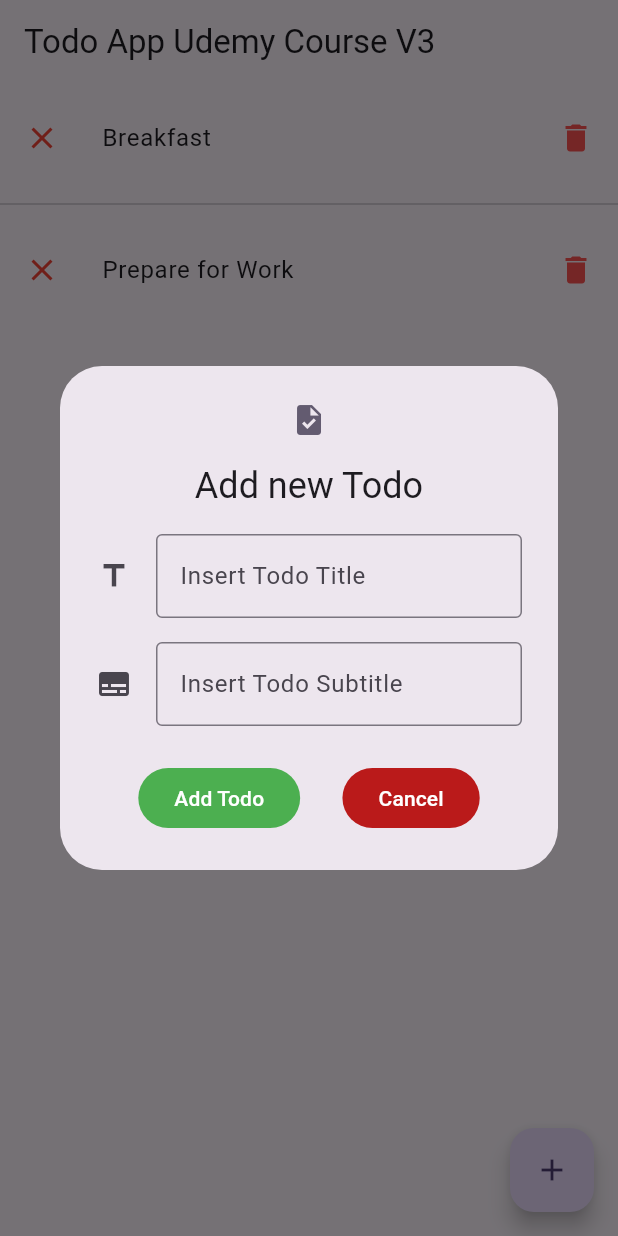
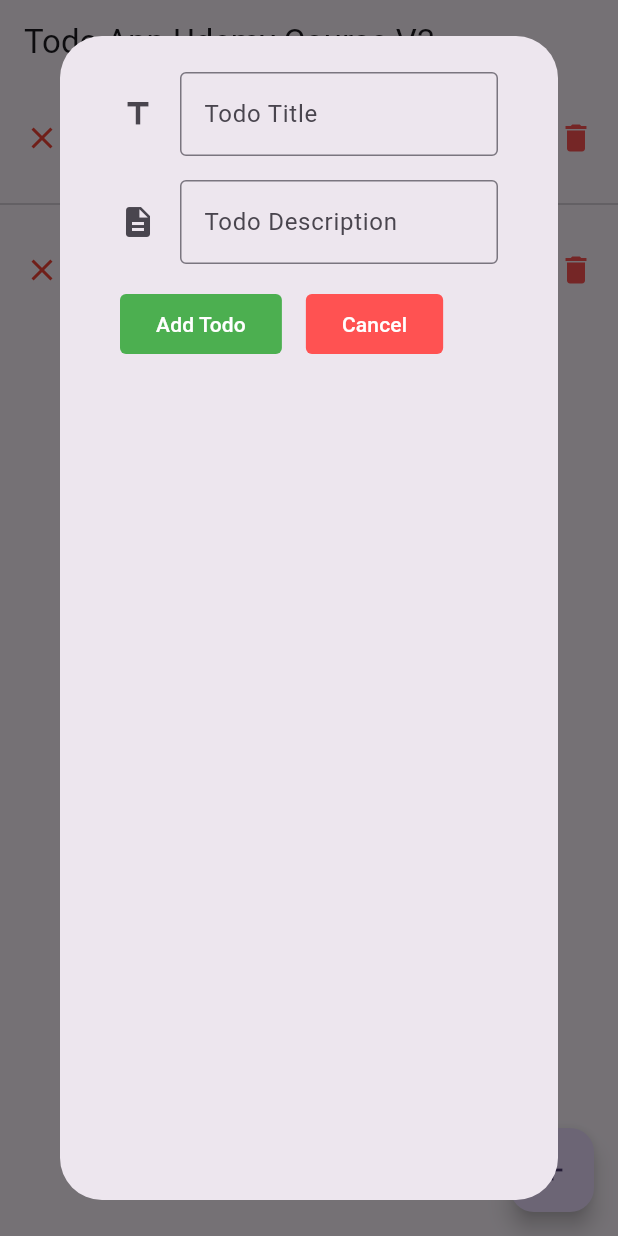
Before and after one commit to Kamil-Malik/todo-flutter, a Flutter app: the screen it shows after launch, after a tap on the "close" icon, after a tap on the "delete" icon, after a tap on the "add" icon, on a phone screen of 412 x 824 dp. Run offline on Flutter 3.47's test engine with Material 2 defaults, Android fonts, the phone set to English and light mode, and no system bars.

Commit message:
Modified V3

```diff
--- /dev/null
+++ b/lib/ui/add_todo.dart
@@ -0,0 +1,99 @@
+import 'package:flutter/material.dart';
+import 'package:todoapp/model/todos_model.dart';
+
+class AddTodo extends StatefulWidget {
+  const AddTodo({super.key});
+
+  @override
+  State createState() => _AddTodoState();
+}
+
+class _AddTodoState extends State<AddTodo> {
+  final TextEditingController titleController = TextEditingController();
+  final TextEditingController descriptionController = TextEditingController();
+
+  _finish() {
+    final todo = Todo(
+        todoTitle: titleController.text,
+        todoSubtitle: descriptionController.text);
+    Navigator.pop(context, todo);
+  }
+
+  @override
+  Widget build(BuildContext context) {
+    return AlertDialog(
+      content: Padding(
+        padding: const EdgeInsets.fromLTRB(16, 8, 16, 8),
+        child: Column(
+          children: [
+            TextField(
+                controller: titleController,
+                decoration: const InputDecoration(
+                  icon: Icon(Icons.title),
+                  label: Text('Todo Title'),
+                  hintText: 'Washing Dishes',
+                  border: OutlineInputBorder(
+                    borderRadius: BorderRadius.all(Radius.circular(4)),
+                  ),
+                )),
+            const SizedBox(
+              height: 16,
+            ),
+            TextField(
+              controller: descriptionController,
+              decoration: const InputDecoration(
+                icon: Icon(Icons.description),
+                label: Text('Todo Description'),
+                hintText: 'Wash the dishes after having lunch',
+                border: OutlineInputBorder(
+                  borderRadius: BorderRadius.all(Radius.circular(4)),
+                ),
+              ),
+            ),
+            const SizedBox(
+              height: 16,
+            ),
+            Center(
+              child: Row(
+                children: [
+                  FilledButton(
+                    onPressed: _finish,
+                    style: FilledButton.styleFrom(
+                        backgroundColor: Colors.green,
+                        surfaceTintColor: Colors.white,
+                        shape: const RoundedRectangleBorder(
+                            borderRadius:
+                                BorderRadius.all(Radius.circular(4)))),
+                    child: const Text('Add Todo'),
+                  ),
+                  const SizedBox(width: 16),
+                  FilledButton(
+                      onPressed: _finish,
+                      style: FilledButton.styleFrom(
+                          backgroundColor: Colors.redAccent,
+                          surfaceTintColor: Colors.white,
+                          shape: const RoundedRectangleBorder(
+                              borderRadius:
+                                  BorderRadius.all(Radius.circular(4)))),
+                      child: const Text('Cancel'))
+                ],
+              ),
+            )
+          ],
+        ),
+      ),
+    );
+  }
+
+  @override
+  void initState() {
+    super.initState();
+  }
+
+  @override
+  void dispose() {
+    titleController.dispose();
+    descriptionController.dispose();
+    super.dispose();
+  }
+}
--- a/lib/ui/home.dart
+++ b/lib/ui/home.dart
@@ -1,4 +1,5 @@
 import 'package:flutter/material.dart';
+import 'package:todoapp/ui/add_todo.dart';
 import 'package:todoapp/ui/detail_screen.dart';
 
 import '../model/todos_model.dart';
@@ -19,77 +20,14 @@ class _MyHomePageState extends State<MyHomePage> {
         todoSubtitle: 'Prepare every needs for work including coffee')
   ];
 
-  _showDialog() {
-    showDialog(
-        context: context,
-        builder: (BuildContext context) {
-          TextEditingController titleController = TextEditingController();
-          TextEditingController subtitleController = TextEditingController();
-
-          return AlertDialog(
-            title: const Text('Add new Todo'),
-            content: IntrinsicHeight(
-                child: SizedBox(
-              width: double.maxFinite,
-              child: Column(
-                children: [
-                  TextField(
-                      keyboardType: TextInputType.multiline,
-                      maxLines: null,
-                      controller: titleController,
-                      decoration: const InputDecoration(
-                          hintText: 'Todo Title',
-                          icon: Icon(Icons.title),
-                          label: Text('Insert Todo Title'),
-                          border: OutlineInputBorder())),
-                  const SizedBox(height: 16),
-                  TextField(
-                    keyboardType: TextInputType.multiline,
-                    maxLines: null,
-                    controller: subtitleController,
-                    decoration: const InputDecoration(
-                        hintText: 'Todo Subtitles',
-                        icon: Icon(Icons.subtitles),
-                        label: Text('Insert Todo Subtitle'),
-                        border: OutlineInputBorder()),
-                  )
-                ],
-              ),
-            )),
-            actions: [
-              Row(
-                crossAxisAlignment: CrossAxisAlignment.center,
-                mainAxisAlignment: MainAxisAlignment.spaceEvenly,
-                children: [
-                  FilledButton(
-                      onPressed: () {
-                        setState(() {
-                          _todos.add(Todo(
-                              todoTitle: titleController.text,
-                              todoSubtitle: subtitleController.text));
-                        });
-                        Navigator.of(context).pop();
-                      },
-                      style: FilledButton.styleFrom(
-                          backgroundColor: Colors.green,
-                          surfaceTintColor: Colors.white),
-                      child: const Text('Add Todo')),
-                  FilledButton(
-                    onPressed: () {
-                      Navigator.of(context).pop();
-                    },
-                    style: FilledButton.styleFrom(
-                        backgroundColor: Theme.of(context).colorScheme.error,
-                        surfaceTintColor:
-                            Theme.of(context).colorScheme.onError),
-                    child: const Text('Cancel'),
-                  )
-                ],
-              )
-            ],
-            icon: const Icon(Icons.task),
-          );
-        });
+  _addTodo() async {
+    final result = await showDialog(
+        context: context, builder: (context) => const AddTodo());
+    if (result.todoTitle.isEmpty || result.todoSubtitle.isEmpty) {
+      return;
+    } else {
+      setState(() => _todos.add(result));
+    }
   }
 
   @override
@@ -113,9 +51,8 @@ class _MyHomePageState extends State<MyHomePage> {
               tooltip: 'Todo Status',
               icon: Icon(todo.todoStatus ? Icons.check : Icons.close,
                   color: todo.todoStatus ? Colors.green : Colors.red),
-              onPressed: () => setState(() {
-                _todos[index].todoStatus = todo.todoStatus ? false : true;
-              }),
+              onPressed: () => setState(
+                  () => todo.todoStatus = todo.todoStatus ? false : true),
             ),
             trailing: IconButton(
               tooltip: 'Delete Todo',
@@ -123,9 +60,7 @@ class _MyHomePageState extends State<MyHomePage> {
                 Icons.delete,
                 color: Colors.redAccent,
               ),
-              onPressed: () => setState(() {
-                _todos.remove(todo);
-              }),
+              onPressed: () => setState(() => _todos.remove(todo)),
             ),
             onTap: () {
               Navigator.push(
@@ -143,7 +78,7 @@ class _MyHomePageState extends State<MyHomePage> {
         },
       ),
       floatingActionButton: FloatingActionButton(
-        onPressed: () => _showDialog(),
+        onPressed: _addTodo,
         tooltip: 'Add new Todo',
         child: const Icon(Icons.add),
       ),
```
